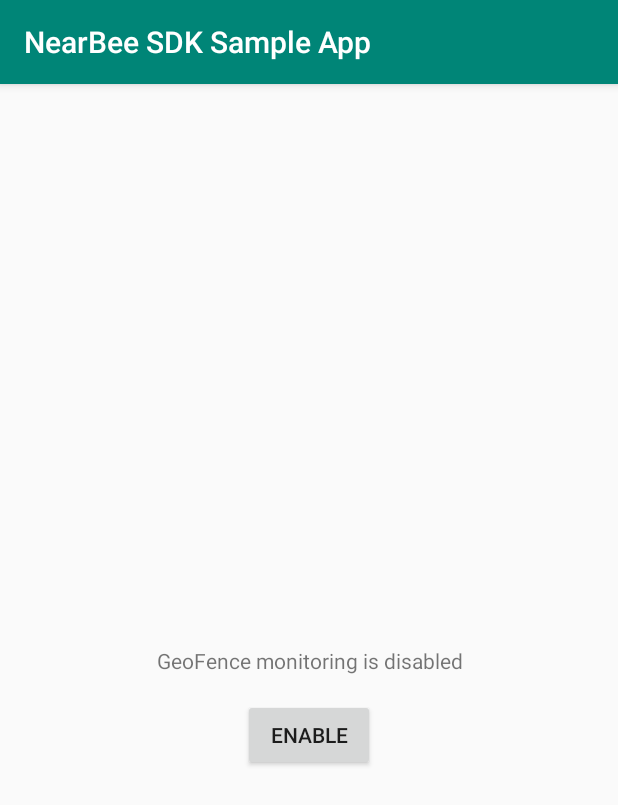
After one commit to Beaconstac/NearBee-Android-SDK, an Android app: the GeoFenceActivity screen opened directly, with no data from a screen before it, on a phone screen of 412 x 824 dp. The commit adds this screen. Shown: the top 805 px of the screen. Run offline under Robolectric (Android 15) with nearby library versions, the phone set to English and light mode, and no system bars; libraries missing offline, so code that uses them is left out: co.nearbee, co.nearbee.common; 2 statements that could not run were skipped.

Commit message:
Update sample to have Geofence implementation

```diff
--- a/NearBeeSDKSample/app/build.gradle
+++ b/NearBeeSDKSample/app/build.gradle
@@ -26,6 +26,6 @@ dependencies {
     androidTestImplementation 'com.android.support.test:runner:1.0.2'
     androidTestImplementation 'com.android.support.test.espresso:espresso-core:3.0.2'
     implementation 'com.android.support:recyclerview-v7:28.0.0'
-    implementation 'co.nearbee:nearbeesdk:2.0.2'
+    implementation 'co.nearbee:nearbeesdk:2.1.4'
     implementation 'com.github.bumptech.glide:glide:4.8.0'
 }
--- a/NearBeeSDKSample/app/src/main/AndroidManifest.xml
+++ b/NearBeeSDKSample/app/src/main/AndroidManifest.xml
@@ -11,6 +11,7 @@
         android:supportsRtl="true"
         android:theme="@style/AppTheme"
         tools:ignore="GoogleAppIndexingWarning">
+        <activity android:name=".GeoFenceActivity" />
         <activity android:name=".MainActivity">
             <intent-filter>
                 <action android:name="android.intent.action.MAIN" />
--- /dev/null
+++ b/NearBeeSDKSample/app/src/main/java/co/nearbee/sdksample/GeoFenceActivity.java
@@ -0,0 +1,78 @@
+package co.nearbee.sdksample;
+
+import android.content.Context;
+import android.content.Intent;
+import android.os.Bundle;
+import android.support.v7.app.AppCompatActivity;
+import android.view.View;
+import android.widget.Button;
+import android.widget.TextView;
+import android.widget.Toast;
+
+import co.nearbee.NearBee;
+import co.nearbee.common.ErrorListener;
+import co.nearbee.common.SuccessListener;
+
+public class GeoFenceActivity extends AppCompatActivity {
+
+    private Button enable;
+    private TextView state;
+    private NearBee nearBee;
+
+    @Override
+    protected void onCreate(Bundle savedInstanceState) {
+        super.onCreate(savedInstanceState);
+        setContentView(R.layout.activity_geo_fence);
+
+        state = findViewById(R.id.geo_state);
+        enable = findViewById(R.id.geo_button);
+
+        nearBee = new NearBee.Builder(this).build();
+        setupState();
+
+        enable.setOnClickListener(new View.OnClickListener() {
+            @Override
+            public void onClick(View v) {
+                if (nearBee.isGeoFenceMonitoringEnabled()) {
+                    nearBee.stopGeoFenceMonitoring().setSuccessListener(successListener).setErrorListener(errorListener);
+                } else {
+                    nearBee.startGeoFenceMonitoring().setSuccessListener(successListener).setErrorListener(errorListener);
+                }
+            }
+        });
+    }
+
+    public static void start(Context context) {
+        Intent intent = new Intent(context, GeoFenceActivity.class);
+        context.startActivity(intent);
+    }
+
+    private SuccessListener<Void> successListener = new SuccessListener<Void>() {
+        @Override
+        public void onSuccess(Void aVoid) {
+            setupState();
+        }
+    };
+
+    private ErrorListener<Exception> errorListener = new ErrorListener<Exception>() {
+        @Override
+        public void onError(Exception e) {
+            setupState();
+            Toast.makeText(GeoFenceActivity.this, e.getMessage(), Toast.LENGTH_LONG).show();
+        }
+    };
+
+    private void setupState() {
+        boolean enabled = false;
+        if (nearBee != null)
+            enabled = nearBee.isGeoFenceMonitoringEnabled();
+        if (enabled) {
+            state.setText("GeoFence monitoring is enabled");
+            enable.setText("Disable");
+        } else {
+            state.setText("GeoFence monitoring is disabled");
+            enable.setText("Enable");
+        }
+    }
+
+}
--- /dev/null
+++ b/NearBeeSDKSample/app/src/main/res/layout/activity_geo_fence.xml
@@ -0,0 +1,30 @@
+<?xml version="1.0" encoding="utf-8"?>
+<android.support.constraint.ConstraintLayout xmlns:android="http://schemas.android.com/apk/res/android"
+    xmlns:app="http://schemas.android.com/apk/res-auto"
+    xmlns:tools="http://schemas.android.com/tools"
+    android:layout_width="match_parent"
+    android:layout_height="match_parent"
+    tools:context=".GeoFenceActivity">
+
+    <TextView
+        android:id="@+id/geo_state"
+        android:layout_width="0dp"
+        android:layout_height="wrap_content"
+        android:gravity="center"
+        android:text="GeoFence monitoring is disabled"
+        app:layout_constraintBottom_toBottomOf="parent"
+        app:layout_constraintLeft_toLeftOf="parent"
+        app:layout_constraintRight_toRightOf="parent"
+        app:layout_constraintTop_toTopOf="parent" />
+
+    <Button
+        android:id="@+id/geo_button"
+        android:layout_width="wrap_content"
+        android:layout_height="wrap_content"
+        android:layout_marginTop="16dp"
+        android:text="Enable"
+        app:layout_constraintLeft_toLeftOf="parent"
+        app:layout_constraintRight_toRightOf="parent"
+        app:layout_constraintTop_toBottomOf="@id/geo_state" />
+
+</android.support.constraint.ConstraintLayout>
--- a/NearBeeSDKSample/build.gradle
+++ b/NearBeeSDKSample/build.gradle
@@ -22,6 +22,9 @@ allprojects {
         flatDir {
             dirs 'libs'
         }
+        maven {
+            url  "https://dl.bintray.com/mobstac/maven"
+        }
     }
 }
 
```
Also changed, not shown: NearBeeSDKSample/app/src/main/java/co/nearbee/sdksample/MainActivity.java (+18 -0 lines), NearBeeSDKSample/app/src/main/res/menu/main.xml (added, +10 -0 lines), 1 other file.
